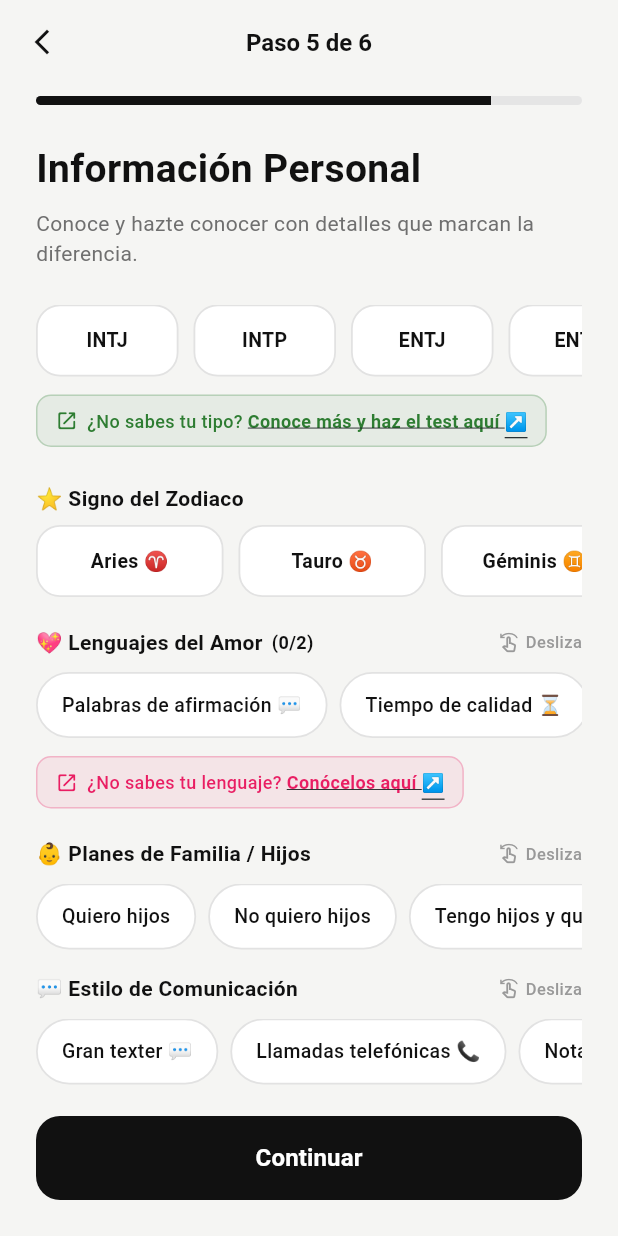
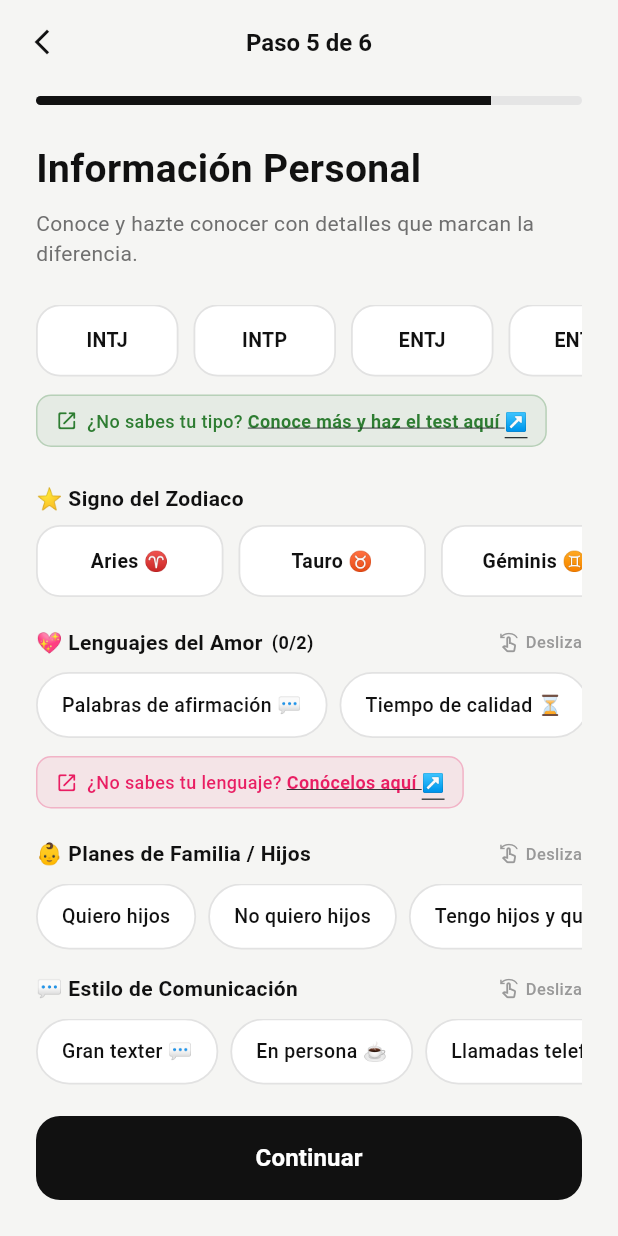
Before and after one commit to MigueAngel1109/App-de-citas, a Flutter app: the ProfileSetupPage screen opened directly, swiped to page 5, on a phone screen of 412 x 824 dp. Run offline on Flutter 3.47's test engine with Material 3 defaults, Android fonts, the phone set to English and light mode, and no system bars; our stand-ins replace cloud_firestore, firebase_auth, firebase_core, firebase_storage, flutter_riverpod, geolocator and 5 more; missing offline and left inert: dart:js_interop; accounts and stored records are empty; Roboto replaces fonts that are missing (Arial); key blocks and very long unbroken strings in the code were emptied for the run.

Commit message:
feat: cambiar 'Cara a cara' por 'En persona' y reubicar de segundas en Estilo de Comunicacion

```diff
--- a/lib/screens/profile_setup_page.dart
+++ b/lib/screens/profile_setup_page.dart
@@ -136,7 +136,7 @@ class _ProfileSetupPageState extends State<ProfileSetupPage> {
   ];
 
   String? _communication;
-  final List<String> _communicationOptions = ['Gran texter 💬', 'Llamadas telefónicas 📞', 'Notas de voz 🎙️', 'Malo respondiendo ⏳', 'Cara a cara ☕'];
+  final List<String> _communicationOptions = ['Gran texter 💬', 'En persona ☕', 'Llamadas telefónicas 📞', 'Notas de voz 🎙️', 'Malo respondiendo ⏳'];
 
   final Set<String> _languages = {'Español'};
   final List<String> _languagesOptions = ['Español', 'Inglés', 'Francés', 'Portugués', 'Italiano', 'Alemán', 'Mandarín', 'Japonés'];
@@ -306,6 +306,9 @@ class _ProfileSetupPageState extends State<ProfileSetupPage> {
 
           _familyPlans = personal['familyPlans']?.toString();
           _communication = personal['communication']?.toString();
+          if (_communication == 'Cara a cara ☕') {
+            _communication = 'En persona ☕';
+          }
           if (personal['languages'] != null && personal['languages'] is List) {
             _languages.clear();
             final langList = personal['languages'] as List<dynamic>;
```
